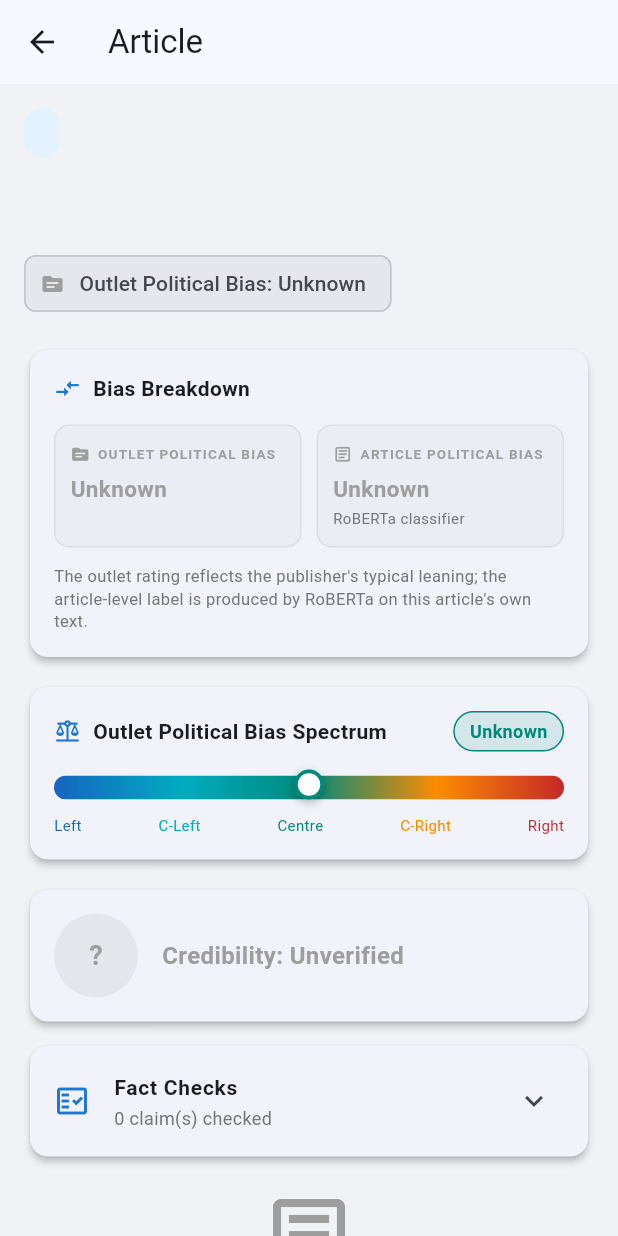
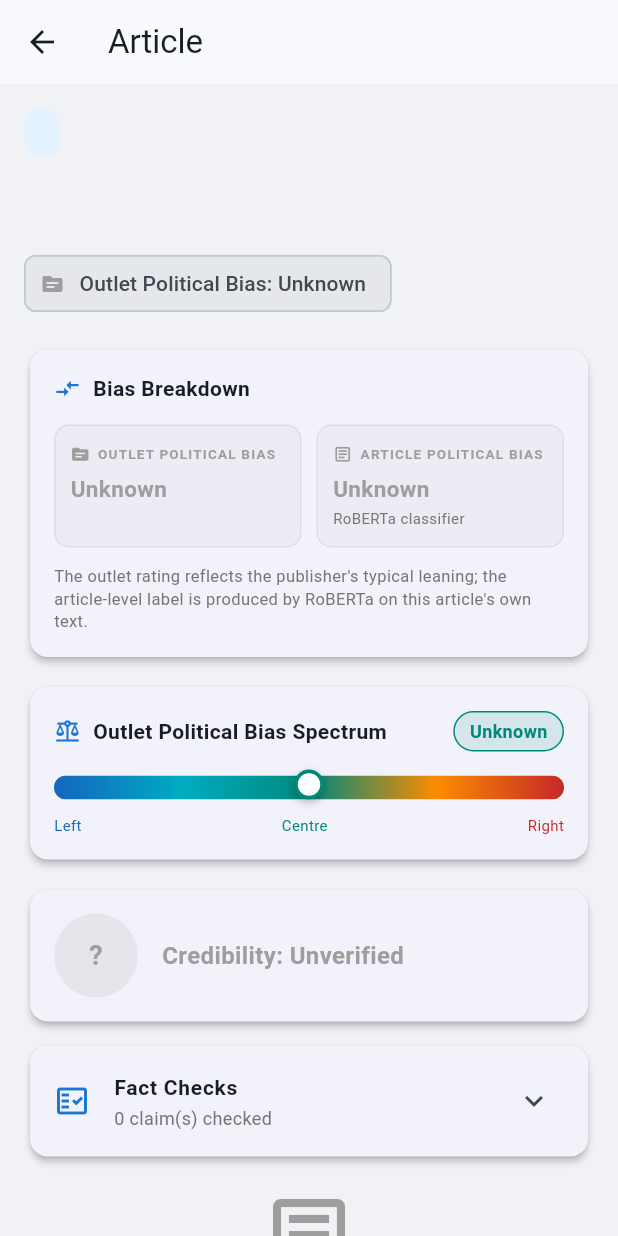
Before and after one commit to C22454222/NewsScope, a Flutter app: the ArticleDetailScreen screen opened directly with empty values, on a phone screen of 412 x 824 dp. Run offline on Flutter 3.47's test engine with Material 3 defaults, Android fonts, the phone set to English and light mode, and no system bars; our stand-ins replace firebase_auth, firebase_core, firebase_messaging, fl_chart, flutter_local_notifications, google_sign_in and 2 more; accounts and stored records are empty; network calls fail.

Commit message:
Fixed bugs

```diff
--- a/frontend/newsscope/lib/models/bias_profile.dart
+++ b/frontend/newsscope/lib/models/bias_profile.dart
@@ -8,8 +8,12 @@
 ///
 /// Article-level fields (articleLeftCount, articleCenterCount,
 /// articleRightCount, articleBiasDistribution, avgArticleBias) derive
-/// from articles.political_bias, the per-article RoBERTa label joined
-/// from the articles table by the backend at query time.
+/// from reading_history.political_bias, the per-article RoBERTa label
+/// snapshotted at read time.
+///
+/// General bias fields (biasedCount, unbiasedCount) derive from
+/// reading_history.general_bias, the DistilRoBERTa BIASED/UNBIASED
+/// label snapshotted at read time.
 class BiasProfile {
   // ── Outlet-level bias ────────────────────────────────────────────────────
   final double avgBias;
@@ -37,12 +41,14 @@ class BiasProfile {
   final int articleRightCount;
 
   /// Percentage distribution of article-level labels.
-  /// Keys: 'left', 'center', 'right'. Values: 0.0–100.0.
   final Map<String, double> articleBiasDistribution;
 
   /// Time-weighted average article bias on the [-1, +1] scale.
-  /// LEFT = -1, CENTER = 0, RIGHT = +1. 0.0 when no data.
   final double avgArticleBias;
+
+  // ── General bias (DistilRoBERTa BIASED / UNBIASED) ───────────────────────
+  final int biasedCount;
+  final int unbiasedCount;
 
   const BiasProfile({
     required this.avgBias,
@@ -64,6 +70,8 @@ class BiasProfile {
     this.articleRightCount = 0,
     this.articleBiasDistribution = const {},
     this.avgArticleBias = 0.0,
+    this.biasedCount = 0,
+    this.unbiasedCount = 0,
   });
 
   factory BiasProfile.fromJson(Map<String, dynamic> json) {
@@ -95,8 +103,7 @@ class BiasProfile {
       sourceBreakdown: rawSources?.map(
         (k, v) => MapEntry(k, (v as num).toInt()),
       ),
-      avgCredibility:
-          (json['avg_credibility'] as num?)?.toDouble(),
+      avgCredibility: (json['avg_credibility'] as num?)?.toDouble(),
       articleLeftCount:
           (json['article_left_count'] as num?)?.toInt() ?? 0,
       articleCenterCount:
@@ -108,13 +115,13 @@ class BiasProfile {
       ),
       avgArticleBias:
           (json['avg_article_bias'] as num?)?.toDouble() ?? 0.0,
+      biasedCount: (json['biased_count'] as num?)?.toInt() ?? 0,
+      unbiasedCount: (json['unbiased_count'] as num?)?.toInt() ?? 0,
     );
   }
 
-  /// True when the user has not read any articles yet.
   bool get isEmpty => totalArticlesRead == 0;
 
-  /// Dominant sentiment derived from article counts.
   String get sentimentLabel {
     if (positiveCount == 0 && neutralCount == 0 && negativeCount == 0) {
       return 'Neutral';
@@ -127,4 +134,11 @@ class BiasProfile {
     }
     return 'Neutral';
   }
+
+  /// Dominant general bias label from snapshotted BIASED/UNBIASED counts.
+  /// Returns 'Unbiased' when no data yet.
+  String get generalBiasLabel {
+    if (biasedCount == 0 && unbiasedCount == 0) return 'Unbiased';
+    return biasedCount > unbiasedCount ? 'Biased' : 'Unbiased';
+  }
 }
--- a/frontend/newsscope/lib/screens/article_detail_screen.dart
+++ b/frontend/newsscope/lib/screens/article_detail_screen.dart
@@ -73,36 +73,66 @@ class ArticleDetailScreen extends StatefulWidget {
   State<ArticleDetailScreen> createState() => _ArticleDetailScreenState();
 }
 
-class _ArticleDetailScreenState extends State<ArticleDetailScreen> {
+class _ArticleDetailScreenState extends State<ArticleDetailScreen>
+    with WidgetsBindingObserver {
   final ApiService _api = ApiService();
   Timer? _trackingTimer;
   int _secondsSpent = 0;
-  bool _hasTracked = false;
+  bool _hasAutoTracked = false;
 
   bool _factCheckExpanded = false;
   bool _factCheckLoading = false;
   Map<String, dynamic>? _loadedFactChecks;
 
+  // Minimum seconds spent before we send a tracking ping.
+  // Backend upserts on (user_id, article_id) so repeated pings update
+  // rather than duplicate.
+  static const int _minTrackSeconds = 5;
+
   @override
   void initState() {
     super.initState();
+    WidgetsBinding.instance.addObserver(this);
     _loadedFactChecks = widget.factChecks;
+
+    // Tick once a second so the 5s auto-track fires precisely at 5s
+    // rather than waiting for the next 5s boundary.
     _trackingTimer = Timer.periodic(
-      const Duration(seconds: 5),
-      (_) => _secondsSpent += 5,
+      const Duration(seconds: 1),
+      (_) {
+        _secondsSpent += 1;
+        if (!_hasAutoTracked && _secondsSpent >= _minTrackSeconds) {
+          _hasAutoTracked = true;
+          _sendTrackingPing();
+        }
+      },
     );
   }
 
   @override
   void dispose() {
     _trackingTimer?.cancel();
-    _trackReadingTime();
+    WidgetsBinding.instance.removeObserver(this);
+    // Always send final ping on screen exit — upsert means this
+    // overwrites earlier pings with the true total time.
+    _sendTrackingPing();
     super.dispose();
   }
 
-  Future<void> _trackReadingTime() async {
-    if (_secondsSpent < 3 || _hasTracked) return;
-    _hasTracked = true;
+  @override
+  void didChangeAppLifecycleState(AppLifecycleState state) {
+    super.didChangeAppLifecycleState(state);
+    // User backgrounded or paused the app without leaving the article.
+    // Send a ping so their time is recorded even if they never return.
+    if (state == AppLifecycleState.paused ||
+        state == AppLifecycleState.inactive ||
+        state == AppLifecycleState.detached) {
+      _sendTrackingPing();
+    }
+  }
+
+  Future<void> _sendTrackingPing() async {
+    if (_secondsSpent < _minTrackSeconds) return;
     try {
       await _api.trackReading(
         articleId: widget.id,
@@ -374,8 +404,7 @@ class _ArticleDetailScreenState extends State<ArticleDetailScreen> {
                 final isTowards = e['direction'] == 'towards';
                 final weight =
                     (e['weight'] as num?)?.toDouble() ?? 0.0;
-                final opacity =
-                    (0.4 + weight.clamp(0.0, 1.0) * 0.6);
+                final opacity = (0.4 + weight.clamp(0.0, 1.0) * 0.6);
 
                 return Tooltip(
                   message: isTowards
@@ -411,8 +440,7 @@ class _ArticleDetailScreenState extends State<ArticleDetailScreen> {
             const SizedBox(height: 8),
             Text(
               'Filled = pushes toward label  ·  Grey = pushes against',
-              style:
-                  TextStyle(color: Colors.grey[400], fontSize: 10),
+              style: TextStyle(color: Colors.grey[400], fontSize: 10),
             ),
           ],
         ),
@@ -523,18 +551,10 @@ class _ArticleDetailScreenState extends State<ArticleDetailScreen> {
                             style: TextStyle(
                                 fontSize: 10,
                                 color: Colors.blue[800])),
-                        Text('C-Left',
-                            style: TextStyle(
-                                fontSize: 10,
-                                color: Colors.cyan[600])),
                         Text('Centre',
                             style: TextStyle(
                                 fontSize: 10,
                                 color: Colors.teal[600])),
-                        Text('C-Right',
-                            style: TextStyle(
-                                fontSize: 10,
-                                color: Colors.orange[600])),
                         Text('Right',
                             style: TextStyle(
                                 fontSize: 10,
@@ -686,8 +706,7 @@ class _ArticleDetailScreenState extends State<ArticleDetailScreen> {
           Row(
             children: [
               Text('$emoji $ruling',
-                  style:
-                      const TextStyle(fontWeight: FontWeight.w600)),
+                  style: const TextStyle(fontWeight: FontWeight.w600)),
               if (speaker != null && speaker != 'N/A') ...[
                 const SizedBox(width: 8),
                 Text('— $speaker',
@@ -739,7 +758,8 @@ class _ArticleDetailScreenState extends State<ArticleDetailScreen> {
             children: [
               Row(
                 children: [
-                  Icon(Icons.article, size: 16, color: Colors.blue[700]),
+                  Icon(Icons.article,
+                      size: 16, color: Colors.blue[700]),
                   const SizedBox(width: 6),
                   Text(
                     'ARTICLE CONTENT',
@@ -790,12 +810,7 @@ class _ArticleDetailScreenState extends State<ArticleDetailScreen> {
 
   @override
   Widget build(BuildContext context) {
-    return PopScope(
-      canPop: true,
-      onPopInvokedWithResult: (didPop, result) async {
-        if (didPop && !_hasTracked) await _trackReadingTime();
-      },
-      child: Scaffold(
+    return Scaffold(
       appBar: AppBar(
         title: const Text('Article'),
       ),
@@ -804,7 +819,6 @@ class _ArticleDetailScreenState extends State<ArticleDetailScreen> {
         child: Column(
           crossAxisAlignment: CrossAxisAlignment.start,
           children: [
-              // Source badge + category
             Wrap(
               spacing: 8,
               runSpacing: 8,
@@ -846,8 +860,6 @@ class _ArticleDetailScreenState extends State<ArticleDetailScreen> {
               ],
             ),
             const SizedBox(height: 12),
-
-              // Title
             Text(
               widget.title,
               style: Theme.of(context)
@@ -856,8 +868,6 @@ class _ArticleDetailScreenState extends State<ArticleDetailScreen> {
                   ?.copyWith(fontWeight: FontWeight.bold),
             ),
             const SizedBox(height: 16),
-
-              // Summary chips — full label names in detail screen
             Wrap(
               spacing: 8,
               runSpacing: 8,
@@ -923,7 +933,6 @@ class _ArticleDetailScreenState extends State<ArticleDetailScreen> {
               ],
             ),
             const SizedBox(height: 16),
-
             _buildBiasBreakdownCard(),
             const SizedBox(height: 12),
             _buildSpectrumBar(),
@@ -936,7 +945,6 @@ class _ArticleDetailScreenState extends State<ArticleDetailScreen> {
             const SizedBox(height: 8),
             _buildFactCheckSection(),
             const SizedBox(height: 16),
-
             if (widget.content != null && widget.content!.isNotEmpty)
               _buildArticleContentCard()
             else
@@ -947,8 +955,7 @@ class _ArticleDetailScreenState extends State<ArticleDetailScreen> {
                         size: 64, color: Colors.grey),
                     const SizedBox(height: 16),
                     Text('Content not yet available.',
-                          style:
-                              TextStyle(color: Colors.grey[500])),
+                        style: TextStyle(color: Colors.grey[500])),
                   ],
                 ),
               ),
@@ -956,7 +963,6 @@ class _ArticleDetailScreenState extends State<ArticleDetailScreen> {
           ],
         ),
       ),
-      ),
     );
   }
 }
--- a/frontend/newsscope/lib/utils/score_helpers.dart
+++ b/frontend/newsscope/lib/utils/score_helpers.dart
@@ -1,8 +1,9 @@
 import 'package:flutter/material.dart';
 
 // ── Bias (source-level, numeric score from sources table) ────────────────────
-// Stronger blue for left, teal for centre (fully distinct from both sides),
-// stronger red for right.
+// Three buckets only: Left Wing, Centre, Right Wing. No Centre-Left or
+// Centre-Right. Stronger blue for left, teal for centre (fully distinct from
+// both sides), stronger red for right.
 
 Color getBiasColor(double? score) {
   if (score == null) return Colors.grey.shade500;
@@ -21,16 +22,11 @@ String getBiasLabelShort(double? score) {
 String getBiasLabel(double? score) {
   if (score == null) return 'Unknown';
   if (score > 0.3) return 'Right Wing';
-  if (score > 0.1) return 'Centre Right';
-  if (score >= -0.1) return 'Centre';
-  if (score >= -0.3) return 'Centre Left';
-  return 'Left Wing';
+  if (score < -0.3) return 'Left Wing';
+  return 'Centre';
 }
 
 // ── Political bias (article-level, RoBERTa string label) ─────────────────────
-// Backend returns 'LEFT', 'CENTER', 'RIGHT' from the fine-tuned RoBERTa
-// classifier operating on the article's own text. Colour palette deliberately
-// matches the source-level bias palette so users can compare them visually.
 
 Color getPoliticalBiasColor(String? label) {
   if (label == null || label.isEmpty) return Colors.grey.shade500;
@@ -50,8 +46,6 @@ String getPoliticalBiasLabel(String? label) {
   return 'Unknown';
 }
 
-// Map a RoBERTa label to a numeric score so it can feed components that
-// expect a [-1, +1] value (e.g. weighted averages on the bias profile).
 double? politicalBiasToScore(String? label) {
   if (label == null || label.isEmpty) return null;
   final upper = label.toUpperCase();
@@ -62,8 +56,6 @@ double? politicalBiasToScore(String? label) {
 }
 
 // ── Sentiment ─────────────────────────────────────────────────────────────────
-// Strong green for positive, deep orange for negative (distinct from red/right),
-// amber for neutral.
 
 Color getSentimentColor(double? score) {
   if (score == null) return Colors.grey.shade500;
```
Also changed, not shown: frontend/newsscope/lib/screens/profile_screen.dart (+89 -27 lines), 2 other files. Lines whose indentation alone changed are shown as unchanged.
